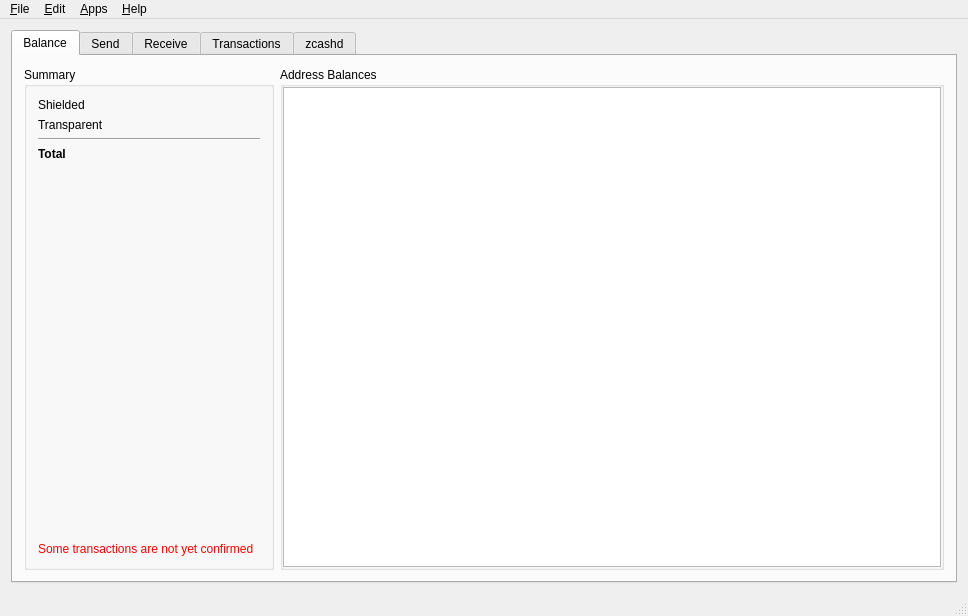
z-bitcoinz/BitcoinZ_Blue, file src/mainwindow.ui: the form before one commit.
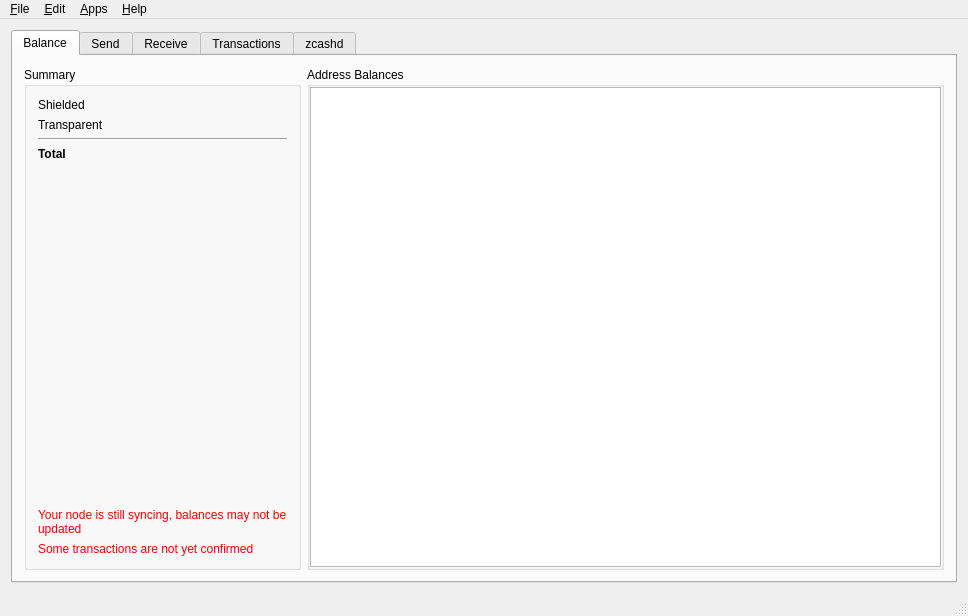
The form after the commit. The open tabs and pages were chosen to show the change. Icons and pictures are not drawn. Custom widgets are drawn as their Qt base class.

Commit message: Add balances warning for syncing

Patch:
```diff
--- a/src/mainwindow.ui
+++ b/src/mainwindow.ui
@@ -161,6 +161,19 @@
                  </property>
                 </spacer>
                </item>
+               <item>
+                <widget class="QLabel" name="lblSyncWarning">
+                 <property name="styleSheet">
+                  <string notr="true">color:red;</string>
+                 </property>
+                 <property name="text">
+                  <string>Your node is still syncing, balances may not be updated</string>
+                 </property>
+                 <property name="wordWrap">
+                  <bool>true</bool>
+                 </property>
+                </widget>
+               </item>
                <item>
                 <widget class="QLabel" name="unconfirmedWarning">
                  <property name="sizePolicy">
```
Left out of the diff: 16 changed lines with no effect on the pictures. The commit also changes 2 other files.
